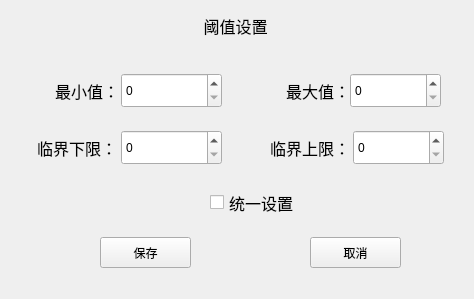
This is BusBar-Qt/setting/setthreshold/settingthreshold.ui in luozhiyong131/BusBar as Qt 5 draws it before an edit. The edited form follows.
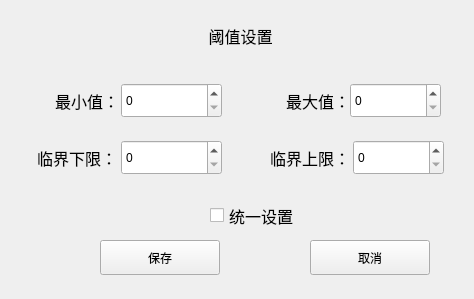
This is the edited form.

The edit to the form file:
```diff
--- a/BusBar-Qt/setting/setthreshold/settingthreshold.ui
+++ b/BusBar-Qt/setting/setthreshold/settingthreshold.ui
@@ -23,17 +23,11 @@
    <property name="geometry">
     <rect>
      <x>10</x>
-     <y>6</y>
-     <width>451</width>
-     <height>40</height>
+     <y>5</y>
+     <width>461</width>
+     <height>61</height>
     </rect>
    </property>
-   <property name="maximumSize">
-    <size>
-     <width>16777215</width>
-     <height>40</height>
-    </size>
-   </property>
    <property name="font">
     <font>
      <pointsize>12</pointsize>
@@ -50,7 +44,7 @@
    <property name="geometry">
     <rect>
      <x>250</x>
-     <y>130</y>
+     <y>140</y>
      <width>100</width>
      <height>35</height>
     </rect>
@@ -71,7 +65,7 @@
    <property name="geometry">
     <rect>
      <x>121</x>
-     <y>130</y>
+     <y>140</y>
      <width>101</width>
      <height>35</height>
     </rect>
@@ -84,7 +78,7 @@
    <property name="geometry">
     <rect>
      <x>19</x>
-     <y>73</y>
+     <y>83</y>
      <width>100</width>
      <height>35</height>
     </rect>
@@ -105,7 +99,7 @@
    <property name="geometry">
     <rect>
      <x>350</x>
-     <y>73</y>
+     <y>83</y>
      <width>91</width>
      <height>35</height>
     </rect>
@@ -118,7 +112,7 @@
    <property name="geometry">
     <rect>
      <x>210</x>
-     <y>187</y>
+     <y>200</y>
      <width>121</width>
      <height>31</height>
     </rect>
@@ -142,7 +136,7 @@
    <property name="geometry">
     <rect>
      <x>17</x>
-     <y>130</y>
+     <y>140</y>
      <width>100</width>
      <height>35</height>
     </rect>
@@ -163,7 +157,7 @@
    <property name="geometry">
     <rect>
      <x>250</x>
-     <y>73</y>
+     <y>83</y>
      <width>100</width>
      <height>35</height>
     </rect>
@@ -184,9 +178,9 @@
    <property name="geometry">
     <rect>
      <x>310</x>
-     <y>237</y>
-     <width>91</width>
-     <height>31</height>
+     <y>240</y>
+     <width>120</width>
+     <height>35</height>
     </rect>
    </property>
    <property name="maximumSize">
@@ -203,9 +197,9 @@
    <property name="geometry">
     <rect>
      <x>100</x>
-     <y>237</y>
-     <width>91</width>
-     <height>31</height>
+     <y>240</y>
+     <width>120</width>
+     <height>35</height>
     </rect>
    </property>
    <property name="maximumSize">
@@ -222,7 +216,7 @@
    <property name="geometry">
     <rect>
      <x>121</x>
-     <y>73</y>
+     <y>83</y>
      <width>101</width>
      <height>35</height>
     </rect>
@@ -241,7 +235,7 @@
    <property name="geometry">
     <rect>
      <x>353</x>
-     <y>130</y>
+     <y>140</y>
      <width>91</width>
      <height>35</height>
     </rect>
```
